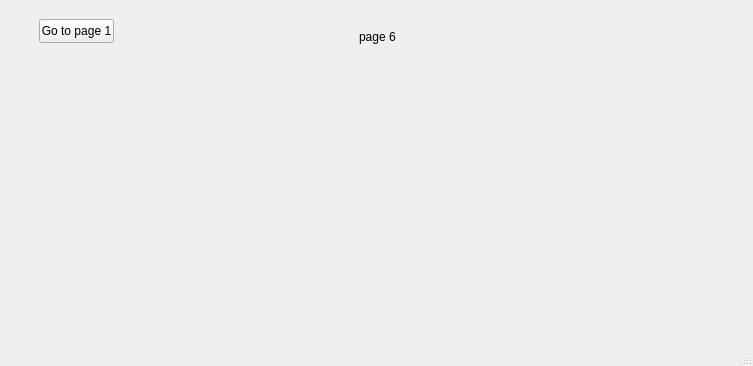
First picture: the form in Client/mainwindow.ui, repository AlexandruNuta/ProjectModernCPP, before the edit.
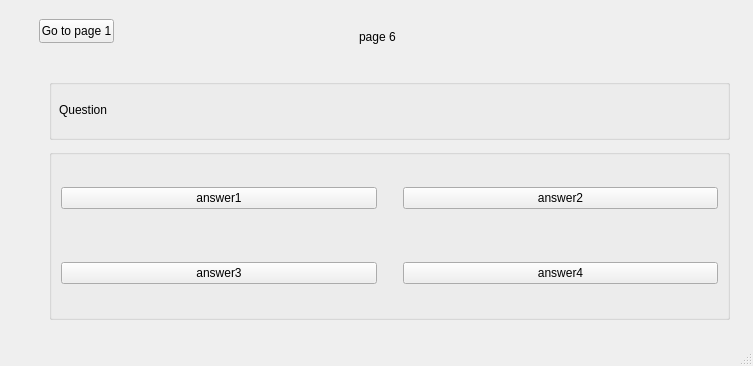
Second picture: the form after the edit. The open tabs and pages were chosen to show the change.

Commit message: Added Multiple Question Answering phase page in user interface.

```diff
--- a/Client/mainwindow.ui
+++ b/Client/mainwindow.ui
@@ -330,6 +330,109 @@
          <string>Go to page 1</string>
         </property>
        </widget>
+       <widget class="QGroupBox" name="groupBox_4">
+        <property name="geometry">
+         <rect>
+          <x>40</x>
+          <y>70</y>
+          <width>681</width>
+          <height>61</height>
+         </rect>
+        </property>
+        <property name="title">
+         <string/>
+        </property>
+        <widget class="QLabel" name="questionLabel">
+         <property name="geometry">
+          <rect>
+           <x>10</x>
+           <y>10</y>
+           <width>661</width>
+           <height>41</height>
+          </rect>
+         </property>
+         <property name="text">
+          <string>Question</string>
+         </property>
+        </widget>
+       </widget>
+       <widget class="QGroupBox" name="groupBox_5">
+        <property name="geometry">
+         <rect>
+          <x>40</x>
+          <y>140</y>
+          <width>681</width>
+          <height>171</height>
+         </rect>
+        </property>
+        <property name="title">
+         <string/>
+        </property>
+        <layout class="QVBoxLayout" name="verticalLayout_4">
+         <item>
+          <layout class="QHBoxLayout" name="horizontalLayout_7">
+           <item>
+            <widget class="QPushButton" name="answerButton1">
+             <property name="text">
+              <string>answer1</string>
+             </property>
+            </widget>
+           </item>
+           <item>
+            <spacer name="verticalSpacer_2">
+             <property name="orientation">
+              <enum>Qt::Vertical</enum>
+             </property>
+             <property name="sizeHint" stdset="0">
+              <size>
+               <width>20</width>
+               <height>40</height>
+              </size>
+             </property>
+            </spacer>
+           </item>
+           <item>
+            <widget class="QPushButton" name="answerButton2">
+             <property name="text">
+              <string>answer2</string>
+             </property>
+            </widget>
+           </item>
+          </layout>
+         </item>
+         <item>
+          <layout class="QHBoxLayout" name="horizontalLayout_8">
+           <item>
+            <widget class="QPushButton" name="answerButton3">
+             <property name="text">
+              <string>answer3</string>
+             </property>
+            </widget>
+           </item>
+           <item>
+            <spacer name="verticalSpacer_3">
+             <property name="orientation">
+              <enum>Qt::Vertical</enum>
+             </property>
+             <property name="sizeHint" stdset="0">
+              <size>
+               <width>20</width>
+               <height>40</height>
+              </size>
+             </property>
+            </spacer>
+           </item>
+           <item>
+            <widget class="QPushButton" name="answerButton4">
+             <property name="text">
+              <string>answer4</string>
+             </property>
+            </widget>
+           </item>
+          </layout>
+         </item>
+        </layout>
+       </widget>
       </widget>
      </widget>
     </item>
```
Left out of the diff: 2 changed lines with no effect on the pictures. The commit also changes 7 other files.
